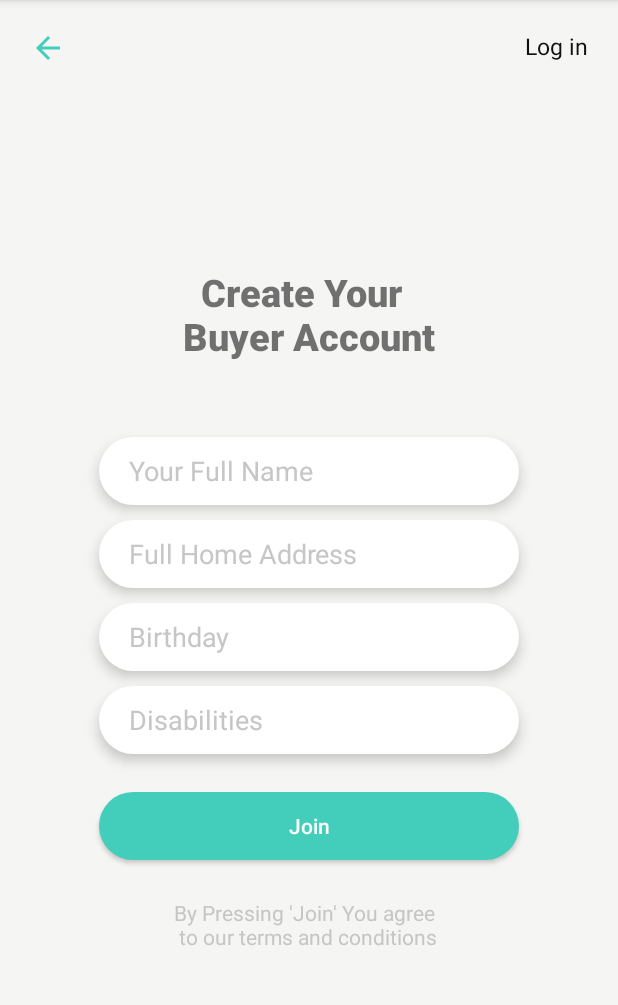
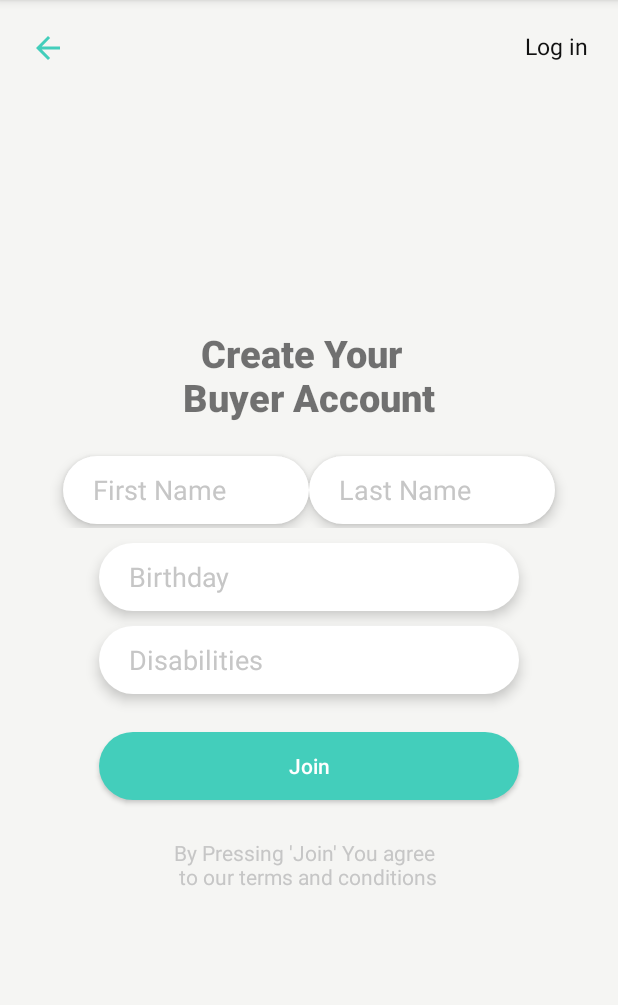
Before and after one commit to masher1/GroceryShare, an Android app: the BuyerSignup2 screen opened directly, with no data from a screen before it, after a tap on "Join", on a phone screen of 412 x 824 dp, the part 84-1089 px from its top. Run offline under Robolectric (Android 15) with nearby library versions, the light colour scheme and no system bars; our stand-ins replace Firebase (no records; nobody signed in at launch, a user with empty details on screens opened directly).

Commit message:
UI unification in progress

```diff
--- a/app/build.gradle
+++ b/app/build.gradle
@@ -29,12 +29,13 @@ dependencies {
     implementation 'com.android.support:design:30.0'
     implementation 'de.hdodenhof:circleimageview:2.2.0'
     implementation 'com.squareup.picasso:picasso:2.5.2'
-    implementation 'com.google.firebase:firebase-database:16.0.4'
+    implementation 'com.google.firebase:firebase-database:19.3.1'
     testImplementation 'junit:junit:4.12'
     androidTestImplementation 'androidx.test.ext:junit:1.1.1'
     androidTestImplementation 'androidx.test.espresso:espresso-core:3.2.0'
     implementation 'com.google.firebase:firebase-analytics:17.4.3'
     implementation 'com.google.firebase:firebase-auth:19.3.1'
+//    implementation 'com.google.firebase:firebase-storage:19.1.1'
 
 
 }
--- a/app/src/main/java/com/example/groceryshare/BuyerSignup2.java
+++ b/app/src/main/java/com/example/groceryshare/BuyerSignup2.java
@@ -2,22 +2,36 @@ package com.example.groceryshare;
 
 import androidx.appcompat.app.AppCompatActivity;
 import android.os.Bundle;
+import android.text.TextUtils;
 import android.view.View;
 import android.widget.Button;
 import android.content.Intent;
 import android.widget.EditText;
 import android.widget.ImageView;
+import android.widget.Toast;
+
+import com.google.firebase.database.DatabaseReference;
+import com.google.firebase.database.FirebaseDatabase;
 
 public class BuyerSignup2 extends AppCompatActivity {
     //  TextField Data Collection Start
-    String name, address, birthday, disabilities;
-    EditText nameInput;
-    EditText addressInput;
+
+    String username, email, password, firstName, lastName, addressLine1, addressLine2, city, state, zipCode, phoneNumber, birthday, disabilities;
+    EditText firstNameInput;
+    EditText lastNameInput;
+    EditText addressLine1Input;
+    EditText addressLine2Input;
+    EditText cityInput;
+    EditText stateInput;
+    EditText zipCodeInput;
+    EditText phoneNumberInput;
     EditText birthdayInput;
     EditText disabilitiesInput;
 
     Button joinButton;
-    //    TextField Data Collection End
+
+    DatabaseReference databaseBuyers;
+//    TextField Data Collection End
 
     ImageView img; //used for the back button navigation
 
@@ -26,10 +40,18 @@ public class BuyerSignup2 extends AppCompatActivity {
         super.onCreate(savedInstanceState);
         setContentView(R.layout.activity_buyer_signup2);
 
+        Intent intent = getIntent();
+
+        username = intent.getStringExtra("USER_NAME");
+        email = intent.getStringExtra("EMAIL");
+        password = intent.getStringExtra("PASSWORD");
+
+        databaseBuyers = FirebaseDatabase.getInstance().getReference("buyers");
+
         img = findViewById(R.id.GoBackIcon);//defines the back button image
 
-        nameInput = (EditText) findViewById(R.id.FullNameInput);
-        addressInput = (EditText) findViewById(R.id.AddressInput);
+        firstNameInput = (EditText) findViewById(R.id.FullNameInput);
+        addressLine1Input = (EditText) findViewById(R.id.AddressInput);
         birthdayInput = (EditText) findViewById(R.id.BirthdayInput);
         disabilitiesInput = (EditText) findViewById(R.id.DisabilitiesInput);
 
@@ -38,17 +60,28 @@ public class BuyerSignup2 extends AppCompatActivity {
         joinButton.setOnClickListener(new View.OnClickListener() {
             @Override
             public void onClick(View v) {
-                name = nameInput.getText().toString();
-                address = addressInput.getText().toString();
-                birthday = birthdayInput.getText().toString();
-                disabilities = disabilitiesInput.getText().toString();
-
-                System.out.println("Full Name: " + name);
-                System.out.println("Address: " + address);
-                System.out.println("Birthday: " + birthday);
-                System.out.println("Disabilities: " + disabilities);
+                addBuyerCredentials();
             }
         });
+    }
+
+    private void addBuyerCredentials(){
+        firstName = firstNameInput.getText().toString();
+        addressLine1 = addressLine1Input.getText().toString();
+        birthday = birthdayInput.getText().toString();
+        disabilities = disabilitiesInput.getText().toString();
+
+        if(!TextUtils.isEmpty(firstName) && !TextUtils.isEmpty(addressLine1) && !TextUtils.isEmpty(birthday) ){
+            String id = databaseBuyers.push().getKey();
+            newBuyerCreds buyer = new newBuyerCreds(id, username, email, password, firstName, lastName, addressLine1, addressLine2, city, state, zipCode, phoneNumber, birthday);
+            databaseBuyers.child(id).setValue(buyer);
+
+            Toast.makeText( this,  "New Buyer Added! ", Toast.LENGTH_LONG).show();
+
+        }
+        else{
+            Toast.makeText( this,  "Please fill all of the fields!", Toast.LENGTH_LONG).show();
+        }
     }
 
     //used to navigate back to the previous screen
--- a/app/src/main/res/layout/activity_buyer_signup2.xml
+++ b/app/src/main/res/layout/activity_buyer_signup2.xml
@@ -49,36 +49,38 @@
             android:textSize="25dp"
             android:textStyle="bold" />
 
-        <RelativeLayout
-            android:layout_width="wrap_content"
-            android:layout_height="wrap_content"
-            android:layout_gravity="center"
-            android:layout_marginTop="40dp"
-            android:background="@drawable/img"/>
+        <LinearLayout
+            android:layout_width="match_parent"
+            android:layout_height="70dp"
+            android:gravity="center"
+
+            android:orientation="horizontal">
 
             <EditText
                 android:id="@+id/FullNameInput"
-            android:layout_width="280dp"
+                android:layout_width="164dp"
                 android:layout_height="45dp"
                 android:layout_marginTop="10dp"
                 android:background="@drawable/btn"
                 android:elevation="5dp"
-            android:hint=" Your Full Name"
+                android:hint=" First Name"
                 android:inputType="text"
                 android:paddingLeft="15dp"
                 android:textColorHint="@color/fullwhite" />
 
             <EditText
                 android:id="@+id/AddressInput"
-            android:layout_width="280dp"
+                android:layout_width="164dp"
                 android:layout_height="45dp"
                 android:layout_marginTop="10dp"
                 android:background="@drawable/btn"
                 android:elevation="5dp"
-            android:hint=" Full Home Address "
+                android:hint=" Last Name "
                 android:inputType="text"
                 android:paddingLeft="15dp"
                 android:textColorHint="@color/fullwhite" />
+
+        </LinearLayout>
         <EditText
             android:id="@+id/BirthdayInput"
             android:layout_width="280dp"
--- a/app/src/main/res/values/strings.xml
+++ b/app/src/main/res/values/strings.xml
@@ -1,4 +1,4 @@
-<resources>
+ <resources>
     <string name="app_name">GroceryShare</string>
     <string name="groceries_with_friends">Groceries with Friends</string>
 </resources>
--- a/build.gradle
+++ b/build.gradle
@@ -7,6 +7,7 @@ buildscript {
     dependencies {
         classpath "com.android.tools.build:gradle:4.0.0"
         classpath 'com.google.gms:google-services:4.3.3'  // Google Services plugin
+
 
         // NOTE: Do not place your application dependencies here; they belong
         // in the individual module build.gradle files
```
Also changed, not shown: app/src/main/java/com/example/groceryshare/BuyerSignup.java (+16 -3 lines), app/src/main/java/com/example/groceryshare/newBuyerCreds.java (added, +81 -0 lines), 1 other file. Lines whose indentation alone changed are shown as unchanged.
